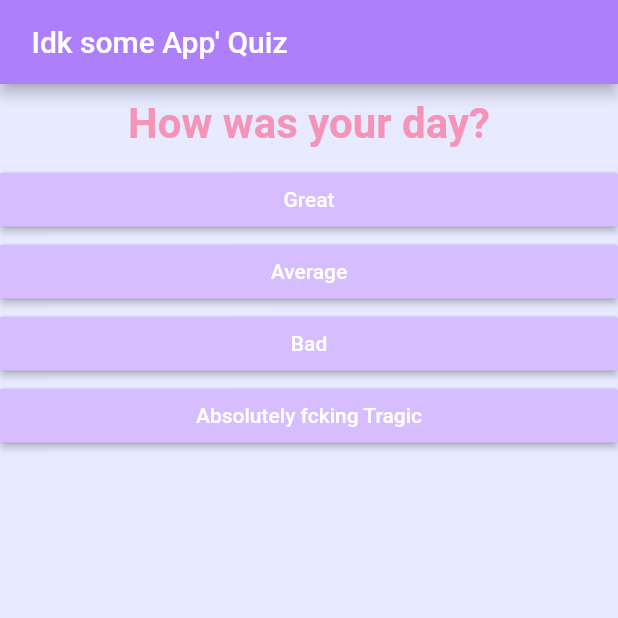
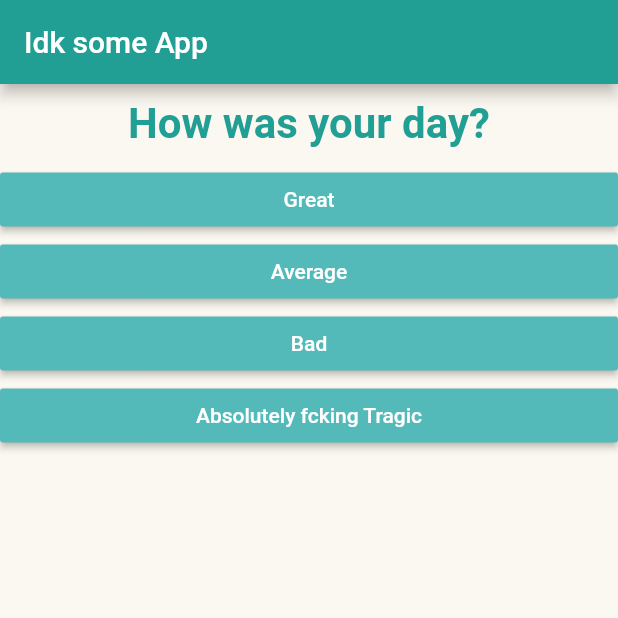
Before and after one commit to Z3lth/flutter_program1, a Flutter app: the screen it shows after launch, on a phone screen of 412 x 824 dp, the top half of it. Run offline on Flutter 3.47's test engine with Material 2 defaults, Android fonts, the phone set to English and light mode, and no system bars.

Commit message:
istg Final commit

```diff
--- a/lib/answer.dart
+++ b/lib/answer.dart
@@ -11,7 +11,7 @@ class Answer extends StatelessWidget {
     return Container(
       width: double.infinity,
       child: RaisedButton(
-        color: Color(0xffd5bdff),
+        color: Color(0xff54BAB9),
         textColor: Colors.white,
         child: Text(answerText),
         onPressed: selectHandler,
--- a/lib/main.dart
+++ b/lib/main.dart
@@ -45,7 +45,7 @@ class _MyAppState extends State<MyApp> {
         {'text': '8-10', 'score': 10},
         {'text': '5-7', 'score': 7},
         {'text': '2-4', 'score': 4},
-        {'text': 'Swipe the pain away with instagram reels', 'score': 1},
+        {'text': '1 Swipe the pain away with instagram reels', 'score': 1},
       ]
     },
   ];
@@ -81,10 +81,10 @@ class _MyAppState extends State<MyApp> {
     return MaterialApp(
       home: Scaffold(
         appBar: AppBar(
-          backgroundColor: Color(0xffAD7FFB),
-          title: Text('\ Idk some App\' Quiz'),
+          backgroundColor: Color(0xff219F94),
+          title: Text('Idk some App'),
         ),
-        backgroundColor: Color(0xffe8eaff),
+        backgroundColor: Color(0xffFBF8F1),
         body: _questionIndex < _questions.length
             ? Quiz(
                 answerQuestion: _answerQuestion,
--- a/lib/question.dart
+++ b/lib/question.dart
@@ -15,7 +15,7 @@ class Question extends StatelessWidget {
         style: TextStyle(
           fontSize: 28,
           fontWeight: FontWeight.bold,
-          color: Color(0xffF594B7),
+          color: Color(0xff219F94),
         ),
         textAlign: TextAlign.center,
       ),
--- a/lib/result.dart
+++ b/lib/result.dart
@@ -33,14 +33,14 @@ class Result extends StatelessWidget {
             style: TextStyle(
                 fontSize: 30,
                 fontWeight: FontWeight.bold,
-                color: Color(0xffF594B7)),
+                color: Color(0xff219F94)),
             textAlign: TextAlign.center,
           ),
           RaisedButton(
             child: Text('Restart Quiz'),
             textColor: Colors.white,
             onPressed: resetHandler,
-            color: Color(0xff92B2FD),
+            color: Color(0xff219F94),
           )
         ],
       ),
```
